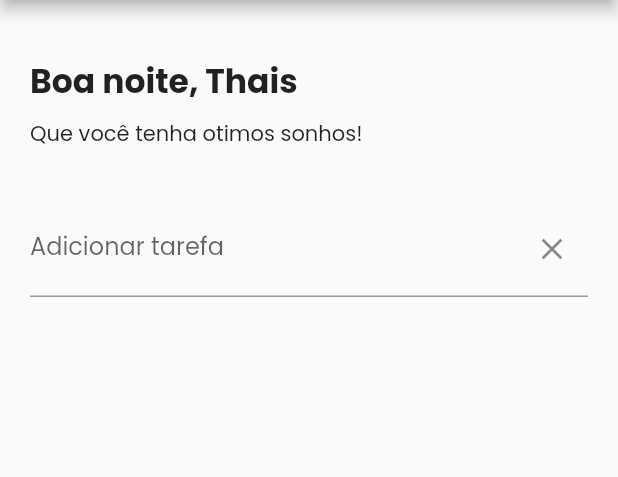
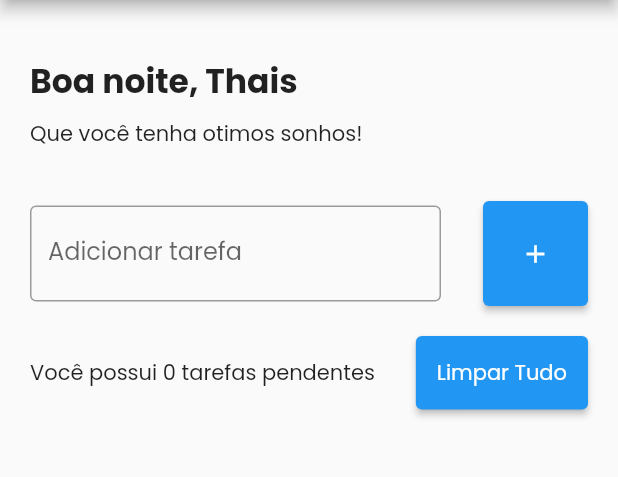
Before and after one commit to thaispaes/Todo_List_with_Flutter, a Flutter app: the screen it shows after launch, on a phone screen of 412 x 824 dp, the part 84-561 px from its top. Run offline on Flutter 3.47's test engine with Material 2 defaults, Android fonts, the phone set to English and light mode, and no system bars; our stand-ins replace fluttertoast.

Commit message:
Feat: criando list das tarefas

```diff
--- a/lib/main.dart
+++ b/lib/main.dart
@@ -5,7 +5,7 @@ import 'package:fluttertoast/fluttertoast.dart';
 void main() {
   runApp(MaterialApp(
     debugShowCheckedModeBanner: false,
-    home:  HomePage(),
+    home:  const HomePage(),
     builder: FToastBuilder(),
     theme: ThemeData(
         brightness: Brightness.light,
--- a/lib/views/home_page.dart
+++ b/lib/views/home_page.dart
@@ -1,18 +1,21 @@
-import 'package:flutter/cupertino.dart';
 import 'package:flutter/material.dart';
 import 'package:fluttertoast/fluttertoast.dart';
 import 'package:intl/intl.dart';
+import 'package:todo_list/widgets/todo_list_item.dart';
 
 class HomePage extends StatefulWidget {
+  const HomePage({super.key});
+
   @override
   _HomePageState createState()  => _HomePageState();
 }
 
 class _HomePageState extends State<HomePage> {
   //Variáveis
-  final _adicionarTarefaController = TextEditingController();
+  final TextEditingController _adicionarTarefaController = TextEditingController();
   late FToast fToast;
   late bool isMorning = false;
+  final List<String> tarefas = [];
 
   get usuario => 'Thais';
 
@@ -31,17 +34,18 @@ class _HomePageState extends State<HomePage> {
 
   @override
   Widget build(BuildContext context) {
-    return Scaffold(
+    return SafeArea(
+      child: Scaffold(
         appBar: AppBar(
           title: const Text('Todo List'),
         ),
-      body: SingleChildScrollView(
-        child:  Column(
-            crossAxisAlignment: CrossAxisAlignment.stretch,
-            mainAxisAlignment: MainAxisAlignment.start,
+        body: Column(
+            mainAxisSize: MainAxisSize.min,
             children: <Widget>[
               _headerAppbar(),
-              _addTaskTextField()
+              _addTaskTextField(),
+              _listTaksView(),
+              _cleaningTextField()
             ],
         ),
       ),
@@ -55,7 +59,7 @@ class _HomePageState extends State<HomePage> {
     isMorning = momentoAtual >= 00.00 && momentoAtual <= 17.00;
   }
 
-  void cleaningTextFiel() {
+  void cleaningTextField() {
     String tarefa = _adicionarTarefaController.text;
     if (tarefa.isEmpty){
       _showToastError();
@@ -103,22 +107,83 @@ class _HomePageState extends State<HomePage> {
   }
 
   Widget _addTaskTextField() {
-    return Center(
+    return Column(
+      children: [
+        Row(
+                mainAxisAlignment: MainAxisAlignment.center,
+                crossAxisAlignment: CrossAxisAlignment.center,
+                children: [
+                  Expanded(
                     child: Padding(
                       padding: const EdgeInsets.only(left: 20, right: 20, top: 14),
                       child: TextField(
                         controller: _adicionarTarefaController,
-              decoration: InputDecoration(
+                        decoration: const InputDecoration(
                           labelText: 'Adicionar tarefa',
                           hintText: 'Escreva a tarefa desejada',
-                border: UnderlineInputBorder(),
-                suffixIcon: IconButton(
+                          border: OutlineInputBorder(),
+                          /*suffixIcon: IconButton(
                               onPressed: () {cleaningTextFiel();},
                               icon: const Icon(Icons.close)
+                          ),*/
                         ),
                       ),
                     ),
+                  ),
+                  const SizedBox(width: 8),
+                  Padding(
+                    padding: const EdgeInsets.only(right: 20, top: 14),
+                    child: ElevatedButton(
+                        onPressed: addTaskInList,
+                        style: ElevatedButton.styleFrom(
+                          padding: const EdgeInsets.all(25)
+                        ),
+                        child: const Icon(
+                          Icons.add,
+                          size: 20,
+                          color: Colors.white,
+                        ),
+                    ),
                   )
+                ],
+              ),
+      ],
+    );
+  }
+
+  Widget _listTaksView() {
+    return Flexible(
+      child: ListView(
+          shrinkWrap: true,
+        children: [
+          for(String tarefa in tarefas)
+            ListTile(
+              title: todoListItem(tarefa: tarefa)
+            )
+        ],
+        ),
+    );
+  }
+
+  Widget _cleaningTextField() {
+    return Padding(
+      padding: const EdgeInsets.all(20),
+      child: Row(
+        children: [
+          const Expanded(
+              child: Text(
+                'Você possui 0 tarefas pendentes'
+              ),
+          ),
+          const SizedBox(width: 8),
+          ElevatedButton(
+              onPressed: cleaningTextField,
+              style: ElevatedButton.styleFrom(
+                padding: const EdgeInsets.all(14)
+              ),
+              child: const Text('Limpar Tudo'))
+        ],
+      ),
     );
   }
 
@@ -151,4 +216,15 @@ class _HomePageState extends State<HomePage> {
     );
   }
 
+  void addTaskInList () {
+    String text = _adicionarTarefaController.text;
+
+    setState(() {
+      tarefas.add(text);
+    });
+
+    cleaningTextField();
+
   }
+
+}
```
Also changed, not shown: lib/widgets/todo_list_item.dart (added, +32 -0 lines), 1 other file. Lines whose indentation alone changed are shown as unchanged.
